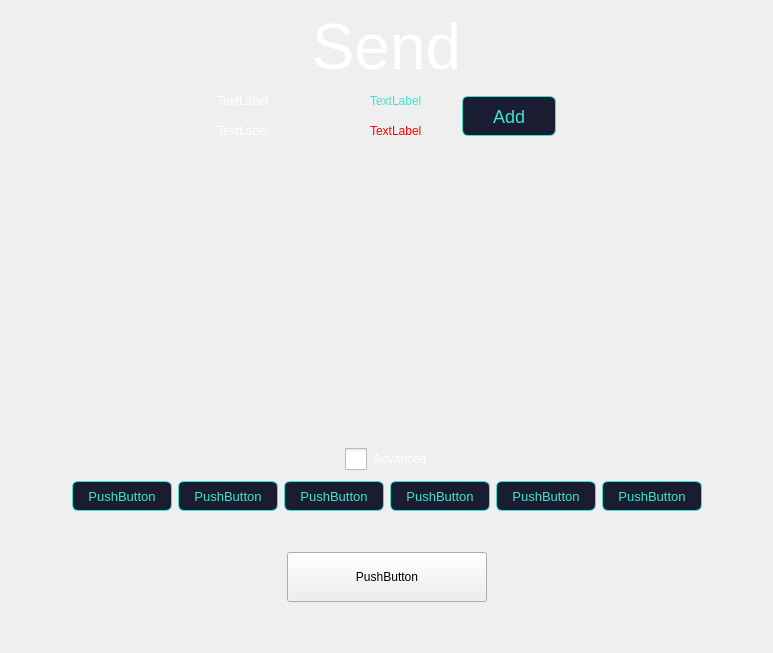
This is src/qt/forms/send.ui in eons-finance/ALQO as Qt 5 draws it before an edit. The edited form follows.
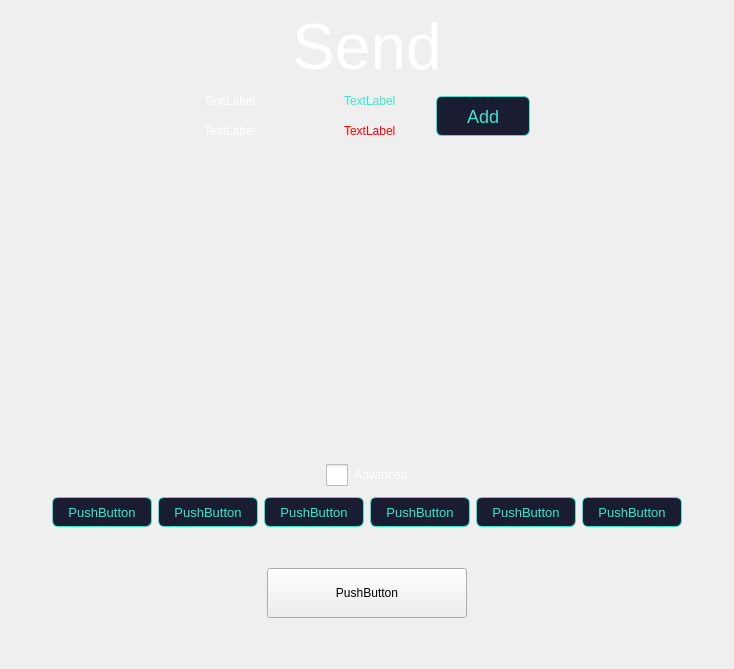
This is the edited form. Icons and pictures are not drawn.

Commit message: Update send,sendcustomfeed and navmenu widget

Diff of the .ui file:
```diff
--- a/src/qt/forms/send.ui
+++ b/src/qt/forms/send.ui
@@ -6,8 +6,8 @@
    <rect>
     <x>0</x>
     <y>0</y>
-    <width>773</width>
-    <height>653</height>
+    <width>734</width>
+    <height>669</height>
    </rect>
   </property>
   <property name="windowTitle">
@@ -199,7 +199,7 @@
            <property name="minimumSize">
             <size>
              <width>0</width>
-             <height>280</height>
+             <height>0</height>
             </size>
            </property>
            <property name="styleSheet">
```
Left out of the diff: 2 changed lines with no effect on the pictures. The commit also changes 9 other files.
